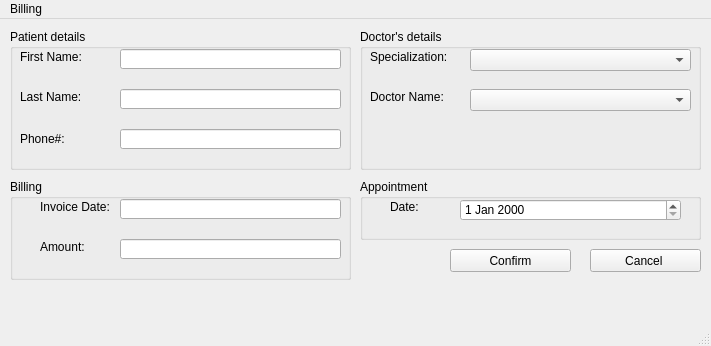
Old version of the form Screens/Receptionist AddAppointment.ui in the repository RaahimHash/DBMS-Project-UHU-Clinic.
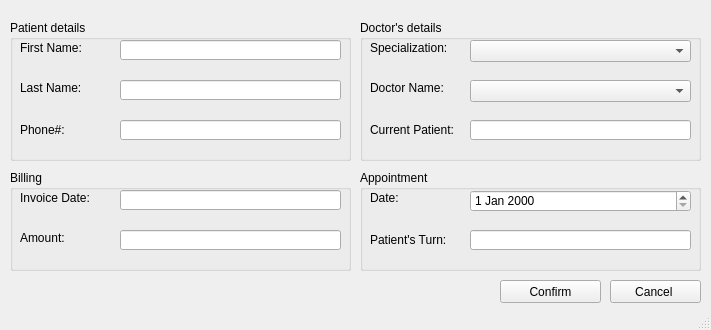
New version of the form.

```diff
--- a/Screens/Receptionist AddAppointment.ui
+++ b/Screens/Receptionist AddAppointment.ui
@@ -7,7 +7,7 @@
     <x>0</x>
     <y>0</y>
     <width>711</width>
-    <height>346</height>
+    <height>330</height>
    </rect>
   </property>
   <property name="windowTitle">
@@ -18,7 +18,7 @@
     <property name="geometry">
      <rect>
       <x>10</x>
-      <y>10</y>
+      <y>20</y>
       <width>341</width>
       <height>141</height>
      </rect>
@@ -96,7 +96,7 @@
     <property name="geometry">
      <rect>
       <x>10</x>
-      <y>160</y>
+      <y>170</y>
       <width>341</width>
       <height>101</height>
      </rect>
@@ -107,7 +107,7 @@
     <widget class="QLabel" name="label_7">
      <property name="geometry">
       <rect>
-       <x>30</x>
+       <x>10</x>
        <y>60</y>
        <width>71</width>
        <height>16</height>
@@ -133,7 +133,7 @@
     <widget class="QLabel" name="label_10">
      <property name="geometry">
       <rect>
-       <x>30</x>
+       <x>10</x>
        <y>20</y>
        <width>81</width>
        <height>16</height>
@@ -161,7 +161,7 @@
     <property name="geometry">
      <rect>
       <x>120</x>
-      <y>110</y>
+      <y>120</y>
       <width>221</width>
       <height>20</height>
      </rect>
@@ -174,7 +174,7 @@
     <property name="geometry">
      <rect>
       <x>360</x>
-      <y>10</y>
+      <y>20</y>
       <width>341</width>
       <height>141</height>
      </rect>
@@ -228,13 +228,39 @@
       </rect>
      </property>
     </widget>
+    <widget class="QLabel" name="label_4">
+     <property name="geometry">
+      <rect>
+       <x>10</x>
+       <y>100</y>
+       <width>91</width>
+       <height>20</height>
+      </rect>
+     </property>
+     <property name="text">
+      <string>Current Patient:</string>
+     </property>
+    </widget>
+    <widget class="QLineEdit" name="lineCurrentPatient">
+     <property name="geometry">
+      <rect>
+       <x>110</x>
+       <y>100</y>
+       <width>221</width>
+       <height>20</height>
+      </rect>
+     </property>
+     <property name="readOnly">
+      <bool>true</bool>
+     </property>
+    </widget>
    </widget>
    <widget class="QPushButton" name="pushCancel">
     <property name="geometry">
      <rect>
-      <x>590</x>
-      <y>230</y>
-      <width>111</width>
+      <x>610</x>
+      <y>280</y>
+      <width>91</width>
       <height>23</height>
      </rect>
     </property>
@@ -245,9 +271,9 @@
    <widget class="QPushButton" name="pushConfirm">
     <property name="geometry">
      <rect>
-      <x>450</x>
-      <y>230</y>
-      <width>121</width>
+      <x>500</x>
+      <y>280</y>
+      <width>101</width>
       <height>23</height>
      </rect>
     </property>
@@ -259,9 +285,9 @@
     <property name="geometry">
      <rect>
       <x>360</x>
-      <y>160</y>
+      <y>170</y>
       <width>341</width>
-      <height>61</height>
+      <height>101</height>
      </rect>
     </property>
     <property name="title">
@@ -270,7 +296,7 @@
     <widget class="QLabel" name="label_11">
      <property name="geometry">
       <rect>
-       <x>30</x>
+       <x>10</x>
        <y>20</y>
        <width>81</width>
        <height>16</height>
@@ -283,31 +309,44 @@
     <widget class="QDateEdit" name="dateEditAppointment">
      <property name="geometry">
       <rect>
-       <x>100</x>
+       <x>110</x>
        <y>20</y>
        <width>221</width>
        <height>22</height>
       </rect>
      </property>
     </widget>
+    <widget class="QLineEdit" name="linePatientTurn">
+     <property name="geometry">
+      <rect>
+       <x>110</x>
+       <y>60</y>
+       <width>221</width>
+       <height>20</height>
+      </rect>
+     </property>
+     <property name="text">
+      <string/>
+     </property>
+     <property name="readOnly">
+      <bool>true</bool>
+     </property>
+    </widget>
+    <widget class="QLabel" name="label_5">
+     <property name="geometry">
+      <rect>
+       <x>10</x>
+       <y>60</y>
+       <width>91</width>
+       <height>20</height>
+      </rect>
+     </property>
+     <property name="text">
+      <string>Patient's Turn:</string>
+     </property>
+    </widget>
    </widget>
   </widget>
-  <widget class="QMenuBar" name="menubar">
-   <property name="geometry">
-    <rect>
-     <x>0</x>
-     <y>0</y>
-     <width>711</width>
-     <height>21</height>
-    </rect>
-   </property>
-   <widget class="QMenu" name="menuScreen6">
-    <property name="title">
-     <string>Billing</string>
-    </property>
-   </widget>
-   <addaction name="menuScreen6"/>
-  </widget>
   <widget class="QStatusBar" name="statusbar"/>
  </widget>
  <resources/>
```
Left out of the diff: 3 changed lines with no effect on the pictures.
